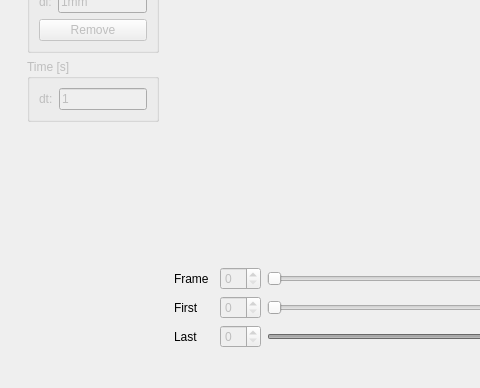
Before: the Qt Designer form pyDSAqt5/design.ui in galaunay/pyDSA_gui, drawn with Qt 5; both pictures show x 0 to 480 and y 313 to 701 of the 893 by 701 pixel window.
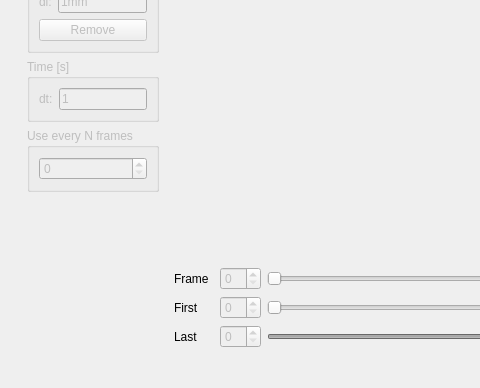
After: the same form once the commit is applied. Custom widgets are drawn as their Qt base class.

Commit message: Allow to use only certains frames

The edit to the form file:
```diff
--- a/pyDSAqt5/design.ui
+++ b/pyDSAqt5/design.ui
@@ -223,6 +223,25 @@
              </layout>
             </widget>
            </item>
+           <item>
+            <widget class="QGroupBox" name="tab1_number_frame_box">
+             <property name="enabled">
+              <bool>false</bool>
+             </property>
+             <property name="title">
+              <string>Use every N frames</string>
+             </property>
+             <layout class="QVBoxLayout" name="verticalLayout_24">
+              <item>
+               <layout class="QHBoxLayout" name="horizontalLayout">
+                <item>
+                 <widget class="QSpinBox" name="tab1_set_N"/>
+                </item>
+               </layout>
+              </item>
+             </layout>
+            </widget>
+           </item>
            <item>
             <spacer name="verticalSpacer">
              <property name="orientation">
```
Left out of the diff: 32 changed lines with no effect on the pictures. The commit also changes 3 other files.
